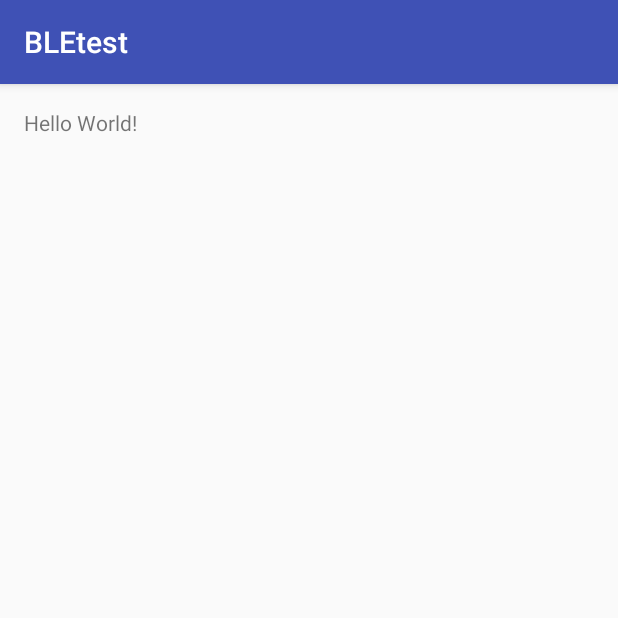
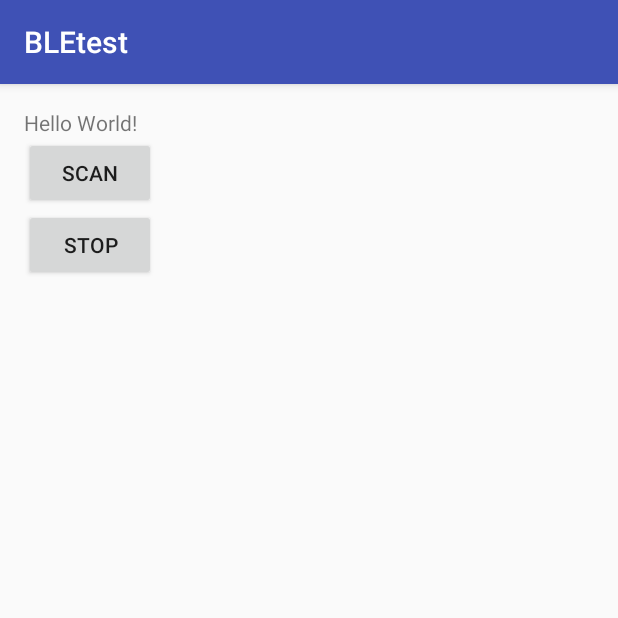
Before and after one commit to joken/heatbuster, an Android app: the MainActivity screen opened directly, with no data from a screen before it, on a phone screen of 412 x 824 dp, the top half of it. Run offline under Robolectric (Android 15) with nearby library versions, the phone set to English and light mode, and no system bars; 1 statement that could not run was skipped.

Commit message:
フェーズデバイスのクリエイティブなスキャンが出来るようになる――つまり、次の段階へとステップアップしたよ。Androidスケール以降のBLEScanではポジショニングインターナショナル•データベースをリスペクトするベネフィットそれように書きなおしたよ。

```diff
--- a/BLEtest/app/src/main/java/io/github/joken/bletest/MainActivity.java
+++ b/BLEtest/app/src/main/java/io/github/joken/bletest/MainActivity.java
@@ -1,11 +1,36 @@
 package io.github.joken.bletest;
 
+import android.Manifest;
+import android.annotation.TargetApi;
+import android.bluetooth.BluetoothAdapter;
+import android.bluetooth.BluetoothDevice;
+import android.bluetooth.BluetoothManager;
+import android.bluetooth.le.BluetoothLeScanner;
+import android.bluetooth.le.ScanCallback;
+import android.content.Context;
+import android.content.Intent;
 import android.content.pm.PackageManager;
+import android.os.Build;
+import android.os.Handler;
+import android.os.ParcelUuid;
 import android.support.v7.app.AppCompatActivity;
 import android.os.Bundle;
+import android.util.Log;
+import android.view.View;
 import android.widget.Toast;
 
 public class MainActivity extends AppCompatActivity {
+
+    private static final int REQUEST_ENABLE_BT = 1;
+    // 10秒後にスキャンを停止
+    private static final long SCAN_PERIOD = 10000;
+
+    private final static int REQUEST_PERMISSIONS = 1;
+    private final static int SDKVER_MARSHMALLOW = 23;
+
+    private Handler mHandler = new Handler();
+    private BluetoothAdapter mBluetoothAdapter;
+    boolean mScanning=false;
 
     @Override
     protected void onCreate(Bundle savedInstanceState) {
@@ -18,5 +43,102 @@ public class MainActivity extends AppCompatActivity {
             Toast.makeText(this, R.string.ble_not_supported, Toast.LENGTH_SHORT).show();
             finish();
         }
+
+        // Android6.0以降なら権限確認.
+        if(Build.VERSION.SDK_INT >= SDKVER_MARSHMALLOW)
+        {
+            this.requestBlePermission();
+        }
+
+        // Initializes Bluetooth adapter.
+        final BluetoothManager bluetoothManager =
+                (BluetoothManager) getSystemService(Context.BLUETOOTH_SERVICE);
+        mBluetoothAdapter = bluetoothManager.getAdapter();
+
+        // Ensures Bluetooth is available on the device and it is enabled. If not,
+        // displays a dialog requesting user permission to enable Bluetooth.
+        if (mBluetoothAdapter == null || !mBluetoothAdapter.isEnabled()) {
+            Intent enableBtIntent = new Intent(BluetoothAdapter.ACTION_REQUEST_ENABLE);
+            startActivityForResult(enableBtIntent, REQUEST_ENABLE_BT);
+        }
     }
+    @TargetApi(SDKVER_MARSHMALLOW)
+    private void requestBlePermission(){
+        // 権限が許可されていない場合はリクエスト.
+        if(checkSelfPermission(Manifest.permission.ACCESS_COARSE_LOCATION) != PackageManager.PERMISSION_GRANTED){
+            requestPermissions(new String[]{Manifest.permission.ACCESS_COARSE_LOCATION
+            },REQUEST_PERMISSIONS);
+        }
+    }
+    @Override
+    public void onRequestPermissionsResult(int requestCode, String[] permissions, int[] grantResults) {
+        // 権限リクエストの結果を取得する.
+        if (requestCode == REQUEST_PERMISSIONS) {
+            if (grantResults[0] == PackageManager.PERMISSION_GRANTED) {
+                Toast.makeText(MainActivity.this, "Succeed", Toast.LENGTH_SHORT).show();
+            } else {
+                Toast.makeText(MainActivity.this, "Failed", Toast.LENGTH_SHORT).show();
+            }
+        }else {
+            super.onRequestPermissionsResult(requestCode, permissions, grantResults);
+        }
+    }
+
+    public void onClickScan(View v) {
+        // 10秒後にBLE機器のスキャンを開始します
+        mHandler.postDelayed(new Runnable() {
+            @Override
+            public void run() {
+                mBluetoothAdapter.startLeScan(mLeScanCallback);
+            }
+        }, SCAN_PERIOD);
+    }
+
+    /**
+     * スキャン停止ボタンタップ時のコールバックメソッド
+     * @param v
+     */
+    public void onClickStop(View v) {
+        // BLE機器のスキャンを停止します
+        mBluetoothAdapter.stopLeScan(mLeScanCallback);
+    }
+
+    /*
+    private void scanLeDevice(final boolean enable){
+        if (enable) {
+            //Stops scanning after a pre-defined scan period.
+            mHandler.postDelayed(new Runnable() {
+                @Override
+                public void run() {
+                    mScanning = false;
+                    mBluetoothAdapter.stopLeScan(mLeScanCallback);
+                }
+            }, SCAN_PERIOD);
+            mScanning = true;
+            mBluetoothAdapter.startLeScan(mLeScanCallback);
+        } else {
+            mScanning = false;
+            mBluetoothAdapter.stopLeScan(mLeScanCallback);
+        }
+    }*/
+
+    private BluetoothAdapter.LeScanCallback mLeScanCallback = new BluetoothAdapter.LeScanCallback(){
+        @Override
+        public void onLeScan(BluetoothDevice device, int rssi, byte[] scanRecord) {
+            // スキャンできた端末の情報をログ出力
+            ParcelUuid[] uuids = device.getUuids();
+            String uuid = "";
+            if (uuids != null) {
+                for (ParcelUuid puuid : uuids) {
+                    uuid += puuid.toString() + " ";
+                }
+            }
+            String msg = "name=" + device.getName() + ", bondStatus="
+                    + device.getBondState() + ", address="
+                    + device.getAddress() + ", type" + device.getType()
+                    + ", uuids=" + uuid;
+            Log.d("BLEActivity", msg);
+
+        }
+    };
 }
--- a/BLEtest/app/src/main/res/layout/activity_main.xml
+++ b/BLEtest/app/src/main/res/layout/activity_main.xml
@@ -1,6 +1,7 @@
 <?xml version="1.0" encoding="utf-8"?>
-<RelativeLayout xmlns:android="http://schemas.android.com/apk/res/android"
+<LinearLayout xmlns:android="http://schemas.android.com/apk/res/android"
     xmlns:tools="http://schemas.android.com/tools"
+    android:orientation="vertical"
     android:layout_width="match_parent"
     android:layout_height="match_parent"
     android:paddingBottom="@dimen/activity_vertical_margin"
@@ -13,4 +14,17 @@
         android:layout_width="wrap_content"
         android:layout_height="wrap_content"
         android:text="Hello World!" />
-</RelativeLayout>
+
+    <Button
+        android:layout_width="wrap_content"
+        android:layout_height="wrap_content"
+        android:text="scan"
+        android:onClick="onClickScan"/>
+
+    <Button
+        android:layout_width="wrap_content"
+        android:layout_height="wrap_content"
+        android:text="stop"
+        android:onClick="onClickStop"/>
+
+</LinearLayout>
--- a/BLEtest/app/src/main/res/values/dimens.xml
+++ b/BLEtest/app/src/main/res/values/dimens.xml
@@ -2,4 +2,5 @@
     <!-- Default screen margins, per the Android Design guidelines. -->
     <dimen name="activity_horizontal_margin">16dp</dimen>
     <dimen name="activity_vertical_margin">16dp</dimen>
+    <dimen name="fab_margin">16dp</dimen>
 </resources>
--- a/BLEtest/app/src/main/res/values/strings.xml
+++ b/BLEtest/app/src/main/res/values/strings.xml
@@ -1,4 +1,6 @@
 <resources>
     <string name="app_name">BLEtest</string>
-    <string name="ble_not_supported">Oops,this device dosen't support BLE.</string>
+    <string name="ble_not_supported">Oops,this device dosen\'t support BLE.</string>
+    <string name="ble_supported">This device support BLE.</string>
+    <string name="title_activity_blescan">BLEScanActivity</string>
 </resources>
```
Also changed, not shown: BLEtest/app/build.gradle (+6 -3 lines), BLEtest/app/src/main/AndroidManifest.xml (+6 -3 lines), BLEtest/app/src/main/res/values-v21/styles.xml (added, +9 -0 lines), BLEtest/app/src/main/res/values/styles.xml (+9 -0 lines).
